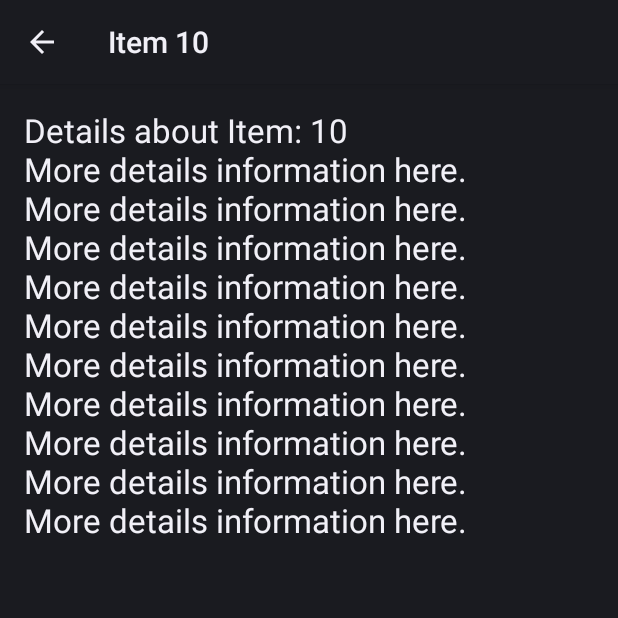
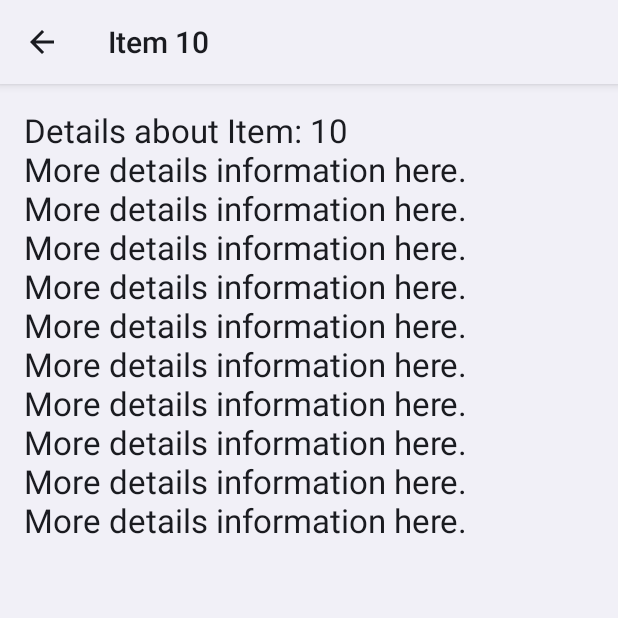
Before and after one commit to pnemonic78/RemoveDuplicates, an Android app: the screen it shows after launch (ItemDetailActivity), after a tap on "10", on a phone screen of 412 x 824 dp, the top half of it. Run offline under Robolectric (Android 15) with nearby library versions, the phone set to English and light mode, and no system bars.

Commit message:
default theme.

```diff
--- a/android/app/build.gradle
+++ b/android/app/build.gradle
@@ -35,6 +35,7 @@ android {
 
 dependencies {
     compile fileTree(dir: 'libs', include: ['*.jar'])
+    compile project(':lib')
     compile 'com.android.support:recyclerview-v7:25.0.1'
     testCompile 'junit:junit:4.12'
 }
--- a/android/app/src/main/res/values/styles.xml
+++ b/android/app/src/main/res/values/styles.xml
@@ -1,10 +1,3 @@
 <resources>
 
-    <!-- Base application theme. -->
-    <style name="Theme.Duplicates" parent="android:Theme.DeviceDefault">
-        <!--item name="colorPrimary">@color/colorPrimary</item>
-        <item name="colorPrimaryDark">@color/colorPrimaryDark</item>
-        <item name="colorAccent">@color/colorAccent</item-->
-    </style>
-
 </resources>
--- /dev/null
+++ b/android/app/src/main/res/values/themes.xml
@@ -0,0 +1,7 @@
+<resources>
+
+    <!-- Base application theme. -->
+    <style name="Theme.Duplicates" parent="Theme.Base.Light">
+    </style>
+
+</resources>
```
